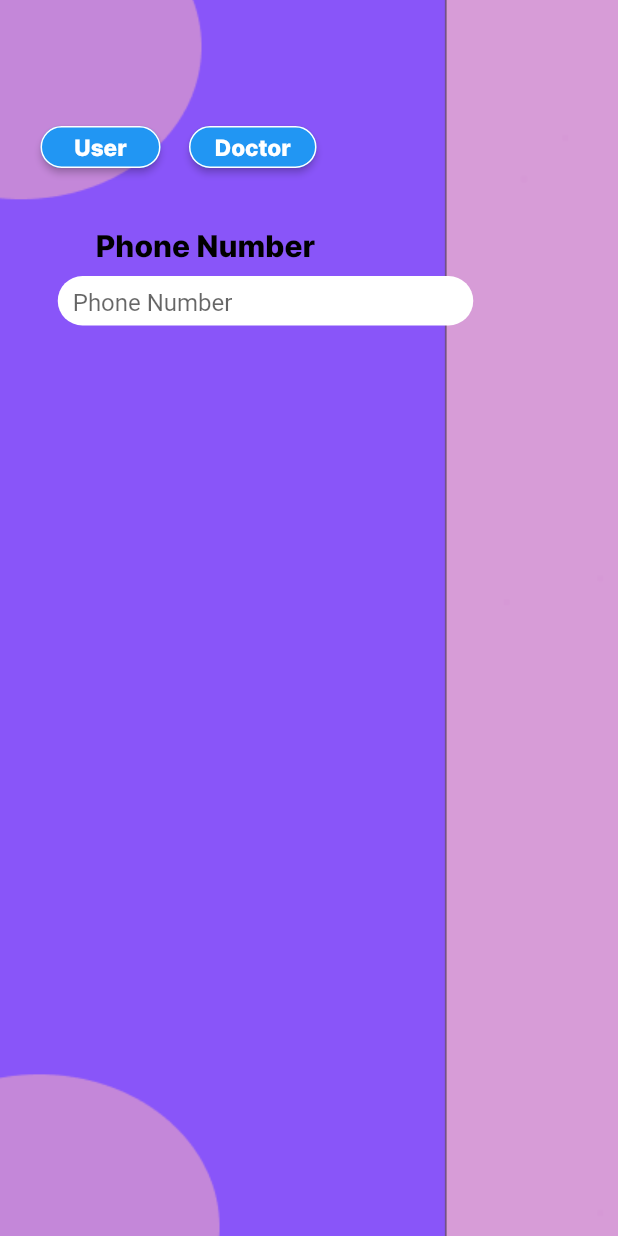
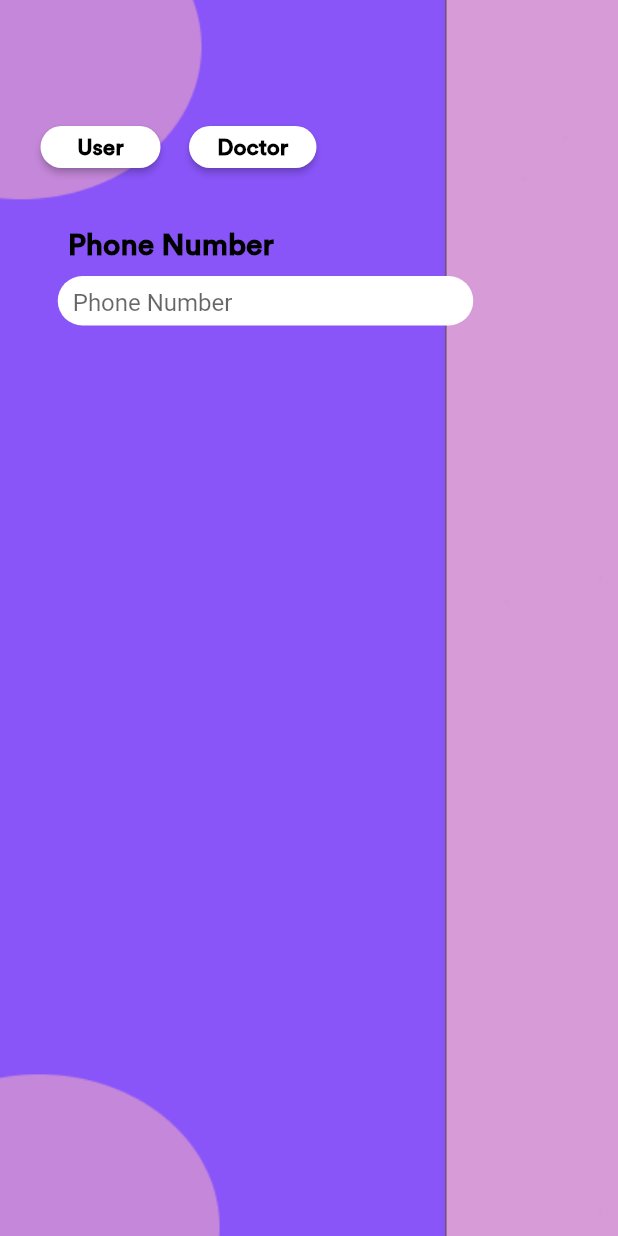
Before and after one commit to perfectionist7/Geeks-For-Geeks-Hackathon, a Flutter app: the screen it shows after launch, after a tap on "Create a new account", on a phone screen of 412 x 824 dp. Run offline on Flutter 3.47's test engine with Material 2 defaults, Android fonts, the phone set to English and light mode, and no system bars.

```diff
--- a/chatbot_app/lib/landing.dart
+++ b/chatbot_app/lib/landing.dart
@@ -39,7 +39,7 @@ class _LandingPageState extends State<LandingPage> {
                           'HEALTHWIZ',
                           style: TextStyle(
                               fontSize: 48,
-                              fontFamily: 'Inter',
+                              fontFamily: 'Circular',
                               color: Colors.white,
                               fontWeight: FontWeight.w800),
                         ),
@@ -50,8 +50,8 @@ class _LandingPageState extends State<LandingPage> {
                         child: Text(
                           'GET DIAGNOSED AT YOUR FINGERTIPS \nSIGN UP TODAY!',
                           style: TextStyle(
-                              fontSize: 16,
-                              fontFamily: 'Inter',
+                              fontSize: 18,
+                              fontFamily: 'Circular',
                               color: Colors.white,
                               fontWeight: FontWeight.w800),
                         ),
@@ -82,7 +82,8 @@ class _LandingPageState extends State<LandingPage> {
                               'Create a new account',
                               style: TextStyle(
                                 color: Color(0xff5E50FF),
-                                fontFamily: 'Interb',
+                                fontFamily: 'Circular',
+                                fontWeight: FontWeight.w600,
                                 fontSize: 18,
                               ),
                             ),
@@ -119,8 +120,8 @@ class _LandingPageState extends State<LandingPage> {
                               'Login',
                               style: TextStyle(
                                 color: Color(0xff5E50FF),
-                                fontFamily: 'Interb',
-                                fontWeight: FontWeight.w700,
+                                fontFamily: 'Circular',
+                                fontWeight: FontWeight.w600,
                                 fontSize: 18,
                               ),
                             ),
--- a/chatbot_app/lib/main.dart
+++ b/chatbot_app/lib/main.dart
@@ -1,3 +1,6 @@
+import 'package:acm_opportunities_app/signup_doctor.dart';
+import 'package:acm_opportunities_app/signup_user.dart';
+
 import 'landing.dart';
 import 'package:flutter/material.dart';
 import 'rash_detection.dart';
--- a/chatbot_app/lib/rash_detection.dart
+++ b/chatbot_app/lib/rash_detection.dart
@@ -20,7 +20,7 @@ class _rash_detection extends State<rash_detection> {
                 Positioned(
                   child: Container(
                     width: MediaQuery.of(context).size.width,
-                    color: Colors.blue,
+                    color: Colors.black,
                     height: MediaQuery.of(context).size.height * 0.5,
                   ),
                 ),
--- a/chatbot_app/lib/registration.dart
+++ b/chatbot_app/lib/registration.dart
@@ -1,5 +1,7 @@
 import 'package:flutter/material.dart';
 import 'landing.dart';
+import 'signup_doctor.dart';
+import 'signup_user.dart';
 
 class RegisterPage extends StatefulWidget {
   const RegisterPage({Key? key}) : super(key: key);
@@ -53,24 +55,27 @@ class _RegisterPageState extends State<RegisterPage> {
                   height: 28,
                   width: 80,
                   child: ElevatedButton(
-                    onPressed: () {},
+                    onPressed: () {
+                      Navigator.push(
+                        context,
+                        MaterialPageRoute(
+                            builder: (context) => const SignUserPage()),
+                      );
+                    },
                     child: Text(
                       'User',
                       style: TextStyle(
-                        color: Colors.white,
-                        fontFamily: 'Inter',
+                        color: Colors.black,
+                        fontFamily: 'Circular',
+                        fontWeight: FontWeight.w700,
                         fontSize: 15,
                       ),
                     ),
-                    style: ButtonStyle(
-                        overlayColor: getColor(Colors.white, Colors.black),
-                        foregroundColor: getColor(Colors.black, Colors.white),
-                        side: getBorder(Colors.black, Colors.white),
-                        shape:
-                            MaterialStateProperty.all<RoundedRectangleBorder>(
-                                RoundedRectangleBorder(
-                          borderRadius: BorderRadius.circular(32),
-                        ))),
+                    style: ElevatedButton.styleFrom(
+                      primary: Colors.white,
+                      shape: RoundedRectangleBorder(
+                          borderRadius: BorderRadius.circular(32)),
+                    ),
                   ),
                 ),
                 Container(
@@ -78,27 +83,24 @@ class _RegisterPageState extends State<RegisterPage> {
                   height: 28,
                   width: 85,
                   child: ElevatedButton(
-                    style: ButtonStyle(
-                      overlayColor: getColor(Colors.white, Colors.black),
-                      foregroundColor: getColor(Colors.black, Colors.white),
-                      side: getBorder(Colors.black, Colors.white),
-                      shape: MaterialStateProperty.all<RoundedRectangleBorder>(
-                          RoundedRectangleBorder(
-                        borderRadius: BorderRadius.circular(32),
-                      )),
+                    style: ElevatedButton.styleFrom(
+                      primary: Colors.white,
+                      shape: RoundedRectangleBorder(
+                          borderRadius: BorderRadius.circular(32)),
                     ),
                     onPressed: () {
                       Navigator.push(
                         context,
                         MaterialPageRoute(
-                            builder: (context) => const LandingPage()),
+                            builder: (context) => const DoctorUserPage()),
                       );
                     },
                     child: Text(
                       'Doctor',
                       style: TextStyle(
-                        color: Colors.white,
-                        fontFamily: 'Inter',
+                        color: Colors.black,
+                        fontFamily: 'Circular',
+                        fontWeight: FontWeight.w700,
                         fontSize: 15,
                       ),
                     ),
@@ -108,12 +110,12 @@ class _RegisterPageState extends State<RegisterPage> {
               Column(
                 children: [
                   Container(
-                    margin: EdgeInsets.fromLTRB(42, 40, 180, 0),
+                    margin: EdgeInsets.fromLTRB(30, 40, 214, 0),
                     child: Text(
                       'Phone Number',
                       style: TextStyle(
                           fontSize: 20,
-                          fontFamily: 'Inter',
+                          fontFamily: 'Circular',
                           color: Colors.black,
                           fontWeight: FontWeight.w800),
                     ),
--- a/chatbot_app/pubspec.yaml
+++ b/chatbot_app/pubspec.yaml
@@ -77,6 +77,9 @@ flutter:
   # list giving the asset and other descriptors for the font. For
   # example:
   fonts:
+    - family: Circular
+      fonts:
+        - asset: assets/fonts/circular-std-medium-500.ttf
     - family: Gothic
       fonts:
         - asset: assets/fonts/Titling-Gothic-Medium.ttf
```
Also changed, not shown: chatbot_app/lib/login.dart (+8 -7 lines), chatbot_app/lib/signup_doctor.dart (+46 -14 lines), chatbot_app/lib/signup_user.dart (+10 -3 lines).
